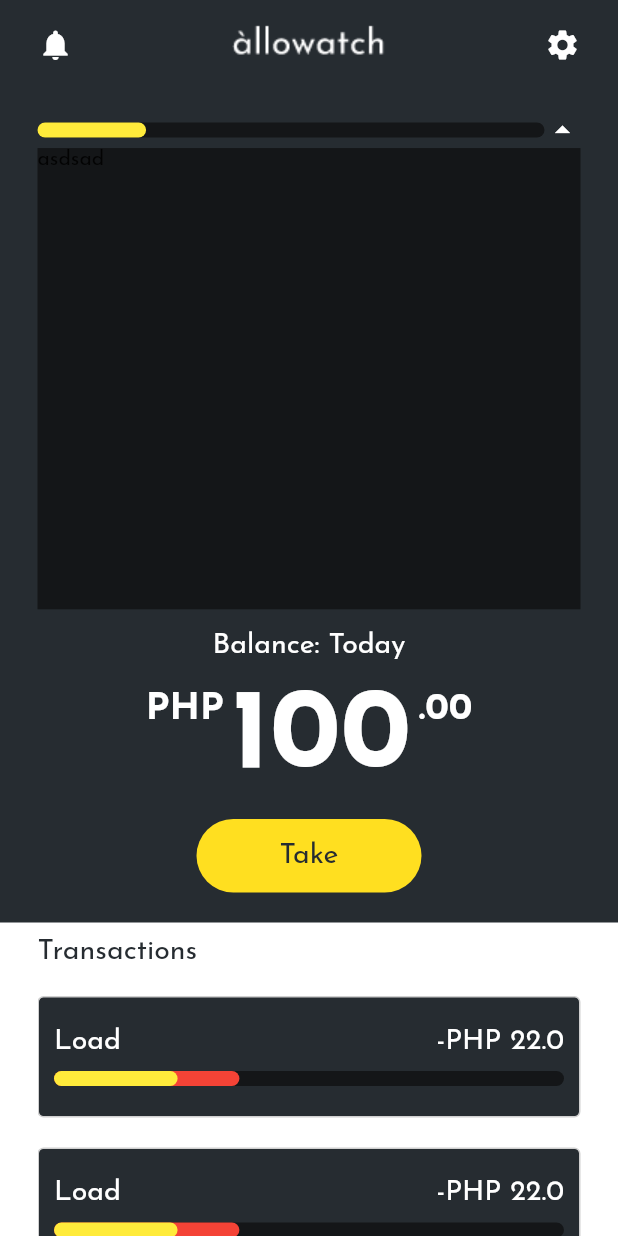
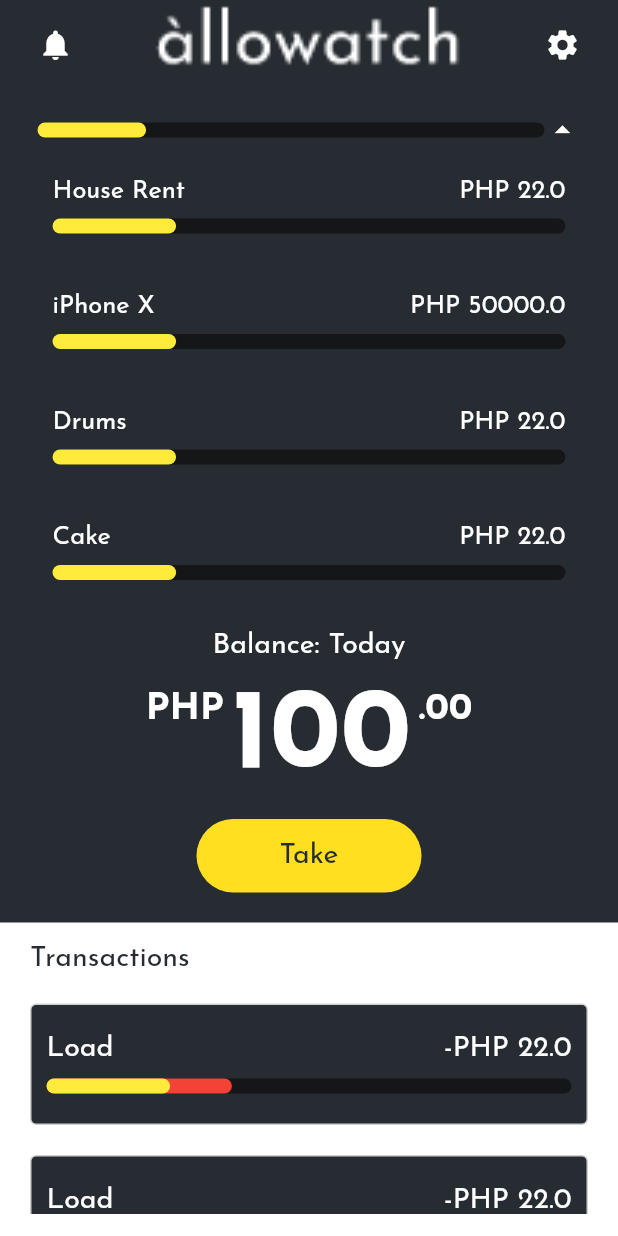
Before and after one commit to crow1796/allowatch, a Flutter app: the screen it shows after launch, after a tap on the "arrow drop down" icon, on a phone screen of 412 x 824 dp. Run offline on Flutter 3.47's test engine with Material 2 defaults, Android fonts, the phone set to English and light mode, and no system bars.

```diff
--- a/lib/screens/home_screen.dart
+++ b/lib/screens/home_screen.dart
@@ -2,6 +2,7 @@ import 'dart:io';
 
 import 'package:allowatch/colors.dart';
 import 'package:allowatch/widgets/aw_goal_progress_bar.dart';
+import 'package:allowatch/widgets/aw_goals_list.dart';
 import 'package:allowatch/widgets/aw_transactions_list.dart';
 import "package:flutter/material.dart";
 
@@ -60,7 +61,10 @@ class _HomeScreenState extends State<HomeScreen> {
                                                                     onTap: (){},
                                                                 ),
                                                                 Expanded(
-                                                                    child: Image.asset("assets/images/hero-logo.png")
+                                                                    child: Image.asset(
+                                                                        "assets/images/hero-logo.png",
+                                                                        scale: 0.5,
+                                                                    )
                                                                 ),
                                                                 PopupMenuButton(
                                                                     child: Icon(Icons.settings, color: kAllowatchSecondaryTextColor),
@@ -126,16 +130,41 @@ class _HomeScreenState extends State<HomeScreen> {
                                                             child: AnimatedContainer(
                                                                 duration: _animatedContainerDuration,
                                                                 curve: _animatedContainerCurve,
-                                                                decoration: BoxDecoration(
-                                                                    color: kAllowatchPrimaryColorDark
-                                                                ),
                                                                 height: _isGoalsToggled ? (viewportConstraints.maxHeight * .5) : 0.0,
-                                                                child: ListView(
-                                                                    padding: EdgeInsets.all(0.0),
-                                                                    children: <Widget>[
-                                                                        Text("asdsad"),
-                                                                    ],
-                                                                )
+                                                                child: AWGoalsList(
+                                                                        goals: [
+                                                                            {
+                                                                                "name": "House Rent",
+                                                                                "amount": 22.0,
+                                                                                "start_at": "Sept. 28, 2018",
+                                                                                "due": "Nov. 17, 2018"
+                                                                            },
+                                                                            {
+                                                                                "name": "iPhone X",
+                                                                                "amount": 50000.0,
+                                                                                "start_at": "Sept. 28, 2018",
+                                                                                "due": "Nov. 17, 2018"
+                                                                            },
+                                                                            {
+                                                                                "name": "Drums",
+                                                                                "amount": 22.0,
+                                                                                "start_at": "Sept. 28, 2018",
+                                                                                "due": "Nov. 17, 2018"
+                                                                            },
+                                                                            {
+                                                                                "name": "Cake",
+                                                                                "amount": 22.0,
+                                                                                "start_at": "Sept. 28, 2018",
+                                                                                "due": "Nov. 17, 2018"
+                                                                            },
+                                                                            {
+                                                                                "name": "Lechon",
+                                                                                "amount": 22.0,
+                                                                                "start_at": "Sept. 28, 2018",
+                                                                                "due": "Nov. 17, 2018"
+                                                                            }
+                                                                        ]
+                                                                    )
                                                             )
                                                         ),
                                                         Padding(
@@ -209,10 +238,8 @@ class _HomeScreenState extends State<HomeScreen> {
                         )
                     ),
                     Expanded(
-                        child: AnimatedContainer(
-                            duration: _animatedContainerDuration,
-                            curve: _animatedContainerCurve,
-                            padding: EdgeInsets.only(left: 25.0, right: 25.0, bottom: _isGoalsToggled ? 0.0 : 15.0, top:  _isGoalsToggled ? 10.0 : 25.0),
+                        child: Padding(
+                            padding: EdgeInsets.symmetric(horizontal: 20.0, vertical: 15.0),
                             child: AWTransactionsList(
                                 transactions: [
                                     {
--- a/lib/screens/splash_screen.dart
+++ b/lib/screens/splash_screen.dart
@@ -44,7 +44,10 @@ class _SplashScreenState extends State<SplashScreen>
                 child: Container(
                     width: _logoAnimation.value,
                     height: _logoAnimation.value,
-                    child: Image.asset("assets/images/logo.png"),
+                    child: Image.asset(
+                        "assets/images/logo.png",
+                        scale: 0.5,
+                    ),
                 )
             )
         );
--- /dev/null
+++ b/lib/widgets/aw_goals_list.dart
@@ -0,0 +1,61 @@
+import 'package:allowatch/colors.dart';
+import 'package:allowatch/widgets/aw_goal_progress_bar.dart';
+import "package:flutter/material.dart";
+
+class AWGoalsList extends StatelessWidget {
+    final goals;
+
+    AWGoalsList({ this.goals });
+
+    @override
+    Widget build(BuildContext context) {
+        return Column(
+                mainAxisAlignment: MainAxisAlignment.start,
+                crossAxisAlignment: CrossAxisAlignment.start,
+                children: <Widget>[
+                    Expanded(
+                        child: ListView.builder(
+                            padding: EdgeInsets.all(0.0),
+                            itemCount: goals.length,
+                            itemBuilder: (BuildContext context, int index){
+                                return Container(
+                                    padding: EdgeInsets.symmetric(vertical: 20.0, horizontal: 10.0),
+                                    decoration: BoxDecoration(
+                                        color: kAllowatchPrimaryColor
+                                    ),
+                                    child: Column(
+                                        children: <Widget>[
+                                            Row(
+                                                mainAxisAlignment: MainAxisAlignment.spaceBetween,
+                                                children: <Widget>[
+                                                    Text(
+                                                        goals[index]["name"],
+                                                        style: Theme.of(context).textTheme.display1.copyWith(
+                                                            color: kAllowatchSecondaryTextColor
+                                                        ),
+                                                    ),
+                                                    Text(
+                                                        "PHP ${goals[index]["amount"]}",
+                                                        style: Theme.of(context).textTheme.display1.copyWith(
+                                                            color: kAllowatchSecondaryTextColor
+                                                        ),
+                                                    )
+                                                ],
+                                            ),
+                                            SizedBox(
+                                                height: 10.0
+                                            ),
+                                            AWGoalProgressBar(
+                                                mainWidth: MediaQuery.of(context).size.width,
+                                                actualPercentage: .2
+                                            )
+                                        ],
+                                    )
+                                );
+                            }
+                        ),
+                    )
+                ]
+            );
+    }
+}
```
Also changed, not shown: pubspec.yaml (+7 -1 lines), assets/images/2.0x/hero-logo.png (added), assets/images/2.0x/inline-logo.png (added), assets/images/2.0x/logo.png (added), assets/images/3.0x/hero-logo.png (added), assets/images/3.0x/inline-logo.png (added), assets/images/3.0x/logo.png (added).
